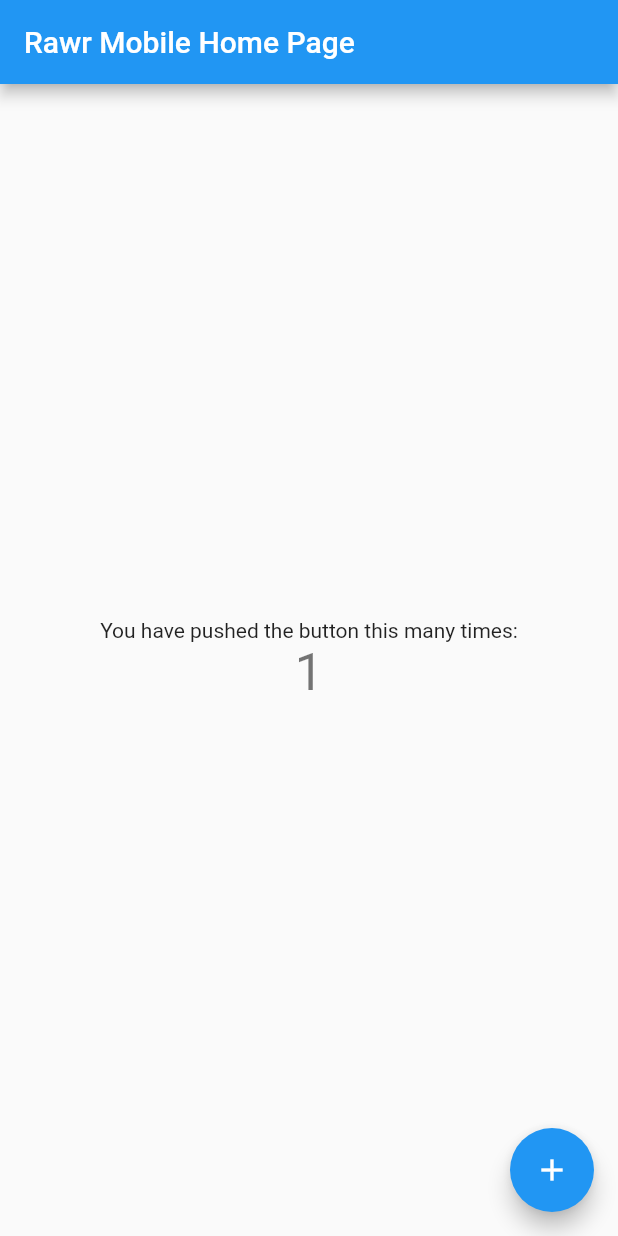
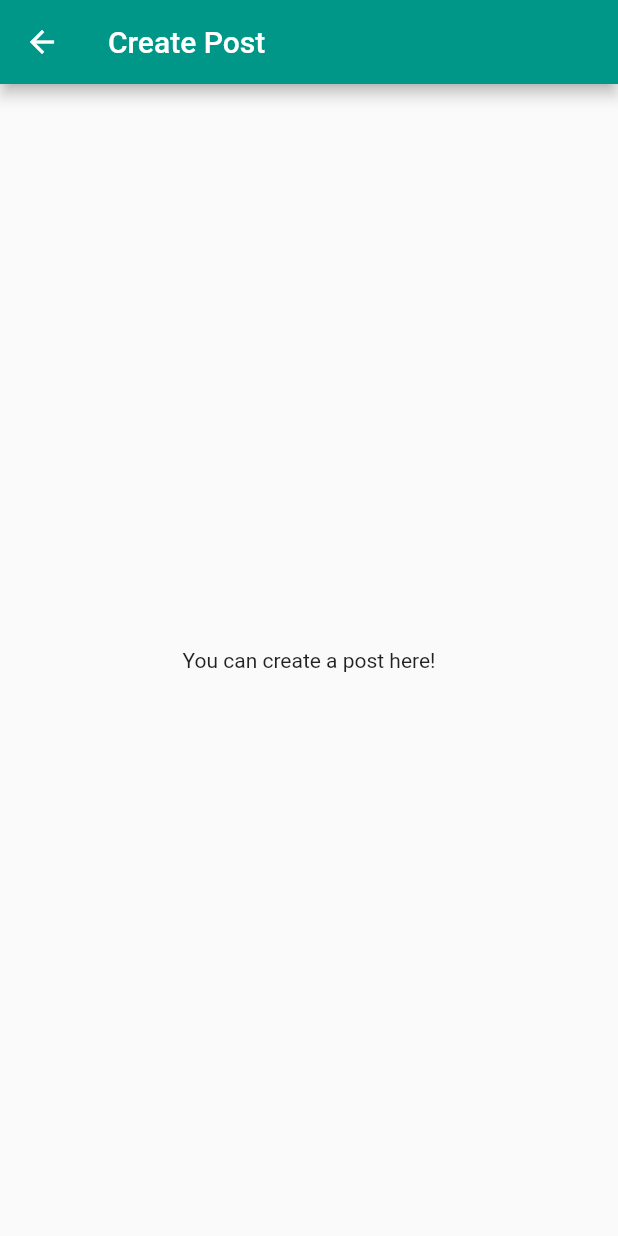
Before and after one commit to arya-aag/rawr-app, a Flutter app: the screen it shows after launch, after a tap on the "add" icon, on a phone screen of 412 x 824 dp. Run offline on Flutter 3.47's test engine with Material 2 defaults, Android fonts, the phone set to English and light mode, and no system bars.

Commit message:
Basic named routes

```diff
--- a/lib/main.dart
+++ b/lib/main.dart
@@ -1,4 +1,6 @@
 import 'package:flutter/material.dart';
+
+import './pages/create_post.dart';
 
 void main() => runApp(RawrApp());
 
@@ -6,11 +8,15 @@ class RawrApp extends StatelessWidget {
   @override
   Widget build(BuildContext context) {
     return MaterialApp(
-      title: 'Rawr Mobile',
+      title: 'Rawr',
       theme: ThemeData(
-        primarySwatch: Colors.blue,
+        primarySwatch: Colors.teal,
       ),
-      home: MyHomePage(title: 'Rawr Mobile Home Page'),
+      initialRoute: '/',
+      routes: {
+        '/': (context) => MyHomePage(title: 'Rawr'),
+        '/create-post': (context) => CreatePost(),
+      },
     );
   }
 }
@@ -25,14 +31,6 @@ class MyHomePage extends StatefulWidget {
 }
 
 class _MyHomePageState extends State<MyHomePage> {
-  int _counter = 0;
-
-  void _incrementCounter() {
-    setState(() {
-      _counter++;
-    });
-  }
-
   @override
   Widget build(BuildContext context) {
     return Scaffold(
@@ -40,22 +38,13 @@ class _MyHomePageState extends State<MyHomePage> {
         title: Text(widget.title),
       ),
       body: Center(
-        child: Column(
-          mainAxisAlignment: MainAxisAlignment.center,
-          children: <Widget>[
-            Text(
-              'You have pushed the button this many times:',
-            ),
-            Text(
-              '$_counter',
-              style: Theme.of(context).textTheme.display1,
-            ),
-          ],
+        child: Text(
+          'You have landed on the home page!',
         ),
       ),
       floatingActionButton: FloatingActionButton(
-        onPressed: _incrementCounter,
-        tooltip: 'Increment',
+        onPressed: () => Navigator.pushNamed(context, '/create-post'),
+        tooltip: 'Create Post',
         child: Icon(Icons.add),
       ),
     );
--- /dev/null
+++ b/lib/pages/create_post.dart
@@ -0,0 +1,22 @@
+import 'package:flutter/material.dart';
+
+class CreatePost extends StatefulWidget {
+  @override
+  State<StatefulWidget> createState() {
+    return _CreatePostState();
+  }
+}
+
+class _CreatePostState extends State<CreatePost> {
+  @override
+  Widget build(BuildContext context) {
+    return Scaffold(
+      appBar: AppBar(
+        title: Text('Create Post'),
+      ),
+      body: Center(
+        child: Text('You can create a post here!'),
+      ),
+    );
+  }
+}
--- /dev/null
+++ b/lib/widgets/nested_floating_actions.dart
@@ -0,0 +1,15 @@
+import 'package:flutter/material.dart';
+
+class NestedFloatingActions extends StatefulWidget {
+  @override
+  State<StatefulWidget> createState() {
+    return _NestedFloatingActionsState();
+  }
+}
+
+class _NestedFloatingActionsState extends State<NestedFloatingActions> {
+  @override
+  Widget build(BuildContext context) {
+    return null;
+  }
+}
```
Also changed, not shown: pubspec.lock (added), 1 other file.
